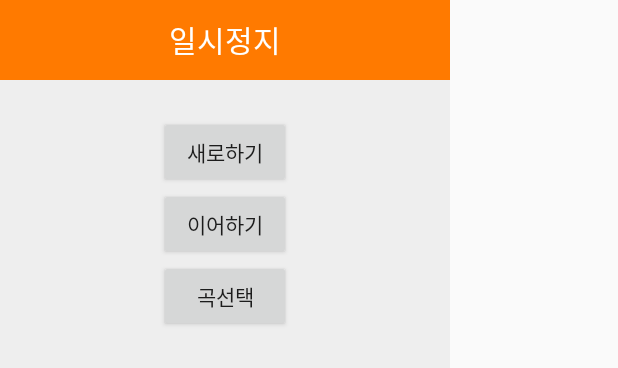
After one commit to kbiid/TermProject, an Android app: the layout activity_gamestop_pop.xml on its own in the app's theme, with its tools: preview values and no code run, on a phone screen of 412 x 824 dp. The commit adds this screen. Shown: the top 368 px of the screen. Run offline under Robolectric (Android 15) with nearby library versions, the phone set to English and light mode, and no system bars.

Commit message:
Add files via upload

```diff
--- a/app/src/main/res/layout/activity_game_play.xml
+++ b/app/src/main/res/layout/activity_game_play.xml
@@ -28,6 +28,12 @@
         android:layout_height="wrap_content"
         android:layout_weight="5"
         android:id="@+id/frameLayout">
+
+        <Button
+            android:id="@+id/stopgameBtn"
+            android:layout_width="39dp"
+            android:layout_height="34dp"
+            android:layout_gravity="right" />
 
         <com.example.kbiid.termproject.NoteSurfaceView
             android:id="@+id/noteView"
--- /dev/null
+++ b/app/src/main/res/layout/activity_gamestop_pop.xml
@@ -0,0 +1,51 @@
+<?xml version="1.0" encoding="utf-8"?>
+<LinearLayout xmlns:android="http://schemas.android.com/apk/res/android"
+    xmlns:app="http://schemas.android.com/apk/res-auto"
+    xmlns:tools="http://schemas.android.com/tools"
+    android:background="#eeeeee"
+    android:orientation="vertical"
+    android:layout_width="300dp"
+    android:layout_height="wrap_content"
+    tools:context="com.example.kbiid.termproject.GamestopPop">
+
+    <!-- 타이틀바 -->
+    <LinearLayout
+        android:orientation="horizontal"
+        android:layout_width="match_parent"
+        android:layout_height="wrap_content">
+        <TextView
+            android:text="일시정지"
+            android:textSize="20sp"
+            android:textColor="#fff"
+            android:gravity="center"
+            android:background="#ff7a00"
+            android:layout_width="match_parent"
+            android:layout_height="53dp" />
+    </LinearLayout>
+    <!-- Notice -->
+    <LinearLayout
+        android:padding="24dp"
+        android:orientation="vertical"
+        android:layout_width="match_parent"
+        android:layout_height="wrap_content">
+        <Button
+            android:id="@+id/newGame"
+            android:layout_width="wrap_content"
+            android:layout_height="wrap_content"
+            android:layout_gravity="center"
+            android:text="새로하기"/>
+        <Button
+            android:id="@+id/gameRestart"
+            android:layout_width="wrap_content"
+            android:layout_height="wrap_content"
+            android:layout_gravity="center"
+            android:text="이어하기"/>
+        <Button
+            android:id="@+id/songChoice"
+            android:layout_width="wrap_content"
+            android:layout_height="wrap_content"
+            android:layout_gravity="center"
+            android:text="곡선택"/>
+    </LinearLayout>
+
+</LinearLayout>
```
